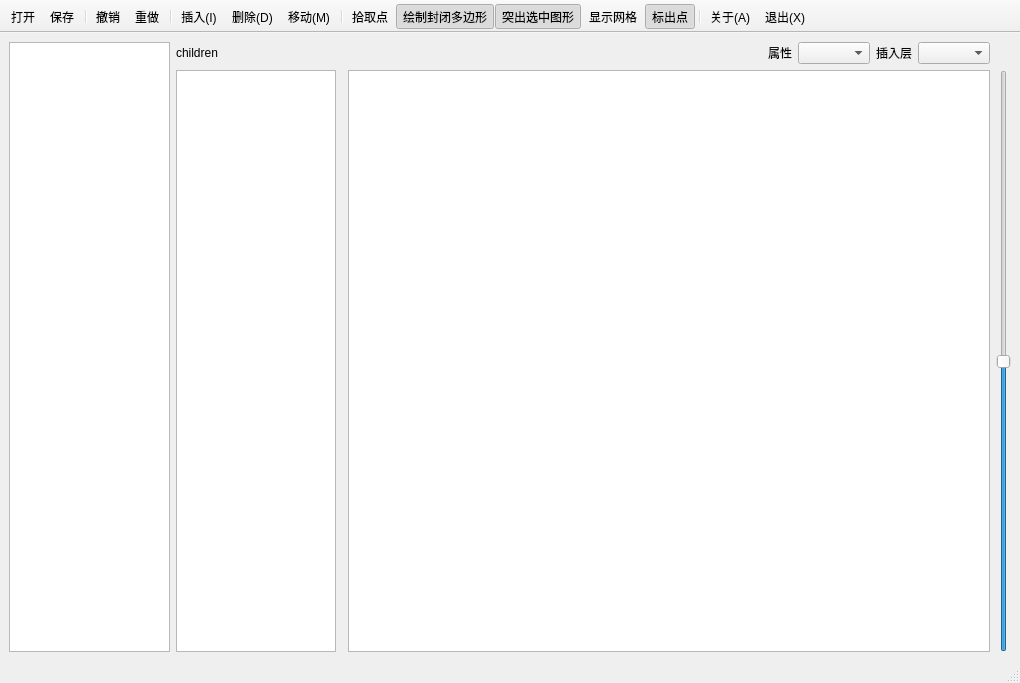
First picture: the form in Form.ui, repository bssthu/L5MapEditor, before the edit.
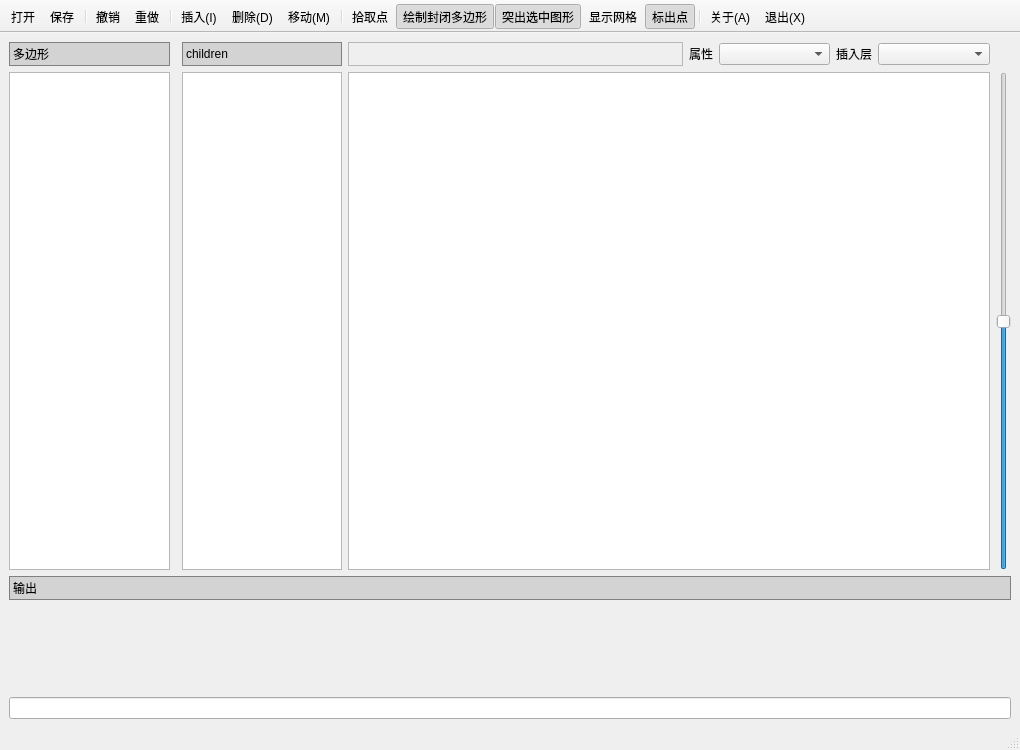
Second picture: the form after the edit. Icons and pictures are not drawn. Custom widgets are drawn as their Qt base class.

Commit message: update UI, add output & command widget

Patch:
```diff
--- a/Form.ui
+++ b/Form.ui
@@ -7,7 +7,7 @@
     <x>0</x>
     <y>0</y>
     <width>1020</width>
-    <height>683</height>
+    <height>750</height>
    </rect>
   </property>
   <property name="font">
@@ -43,97 +43,195 @@
       </property>
      </widget>
     </item>
-    <item row="1" column="1" rowspan="8">
+    <item row="0" column="4">
+     <widget class="QLabel" name="zoom_icon_label">
+      <property name="maximumSize">
+       <size>
+        <width>22</width>
+        <height>22</height>
+       </size>
+      </property>
+      <property name="text">
+       <string/>
+      </property>
+      <property name="pixmap">
+       <pixmap resource="resource.qrc">:/img/zoom.png</pixmap>
+      </property>
+      <property name="scaledContents">
+       <bool>true</bool>
+      </property>
+     </widget>
+    </item>
+    <item row="1" column="3" rowspan="8">
+     <widget class="QMapGraphicsView" name="graphics_view">
+      <property name="sizePolicy">
+       <sizepolicy hsizetype="Expanding" vsizetype="Expanding">
+        <horstretch>4</horstretch>
+        <verstretch>0</verstretch>
+       </sizepolicy>
+      </property>
+      <property name="acceptDrops">
+       <bool>false</bool>
+      </property>
+     </widget>
+    </item>
+    <item row="1" column="2" rowspan="8">
      <widget class="QTableWidget" name="second_table_widget">
       <property name="sizePolicy">
        <sizepolicy hsizetype="Expanding" vsizetype="Expanding">
         <horstretch>1</horstretch>
-        <verstretch>3</verstretch>
+        <verstretch>0</verstretch>
        </sizepolicy>
       </property>
      </widget>
     </item>
-    <item row="0" column="1" colspan="3">
+    <item row="0" column="3">
      <layout class="QHBoxLayout" name="horizontal_layout">
       <item>
-       <widget class="QLabel" name="list2_type_label">
+       <widget class="QFrame" name="frame">
         <property name="sizePolicy">
-         <sizepolicy hsizetype="Preferred" vsizetype="Minimum">
-          <horstretch>1</horstretch>
+         <sizepolicy hsizetype="Preferred" vsizetype="Preferred">
+          <horstretch>3</horstretch>
           <verstretch>0</verstretch>
          </sizepolicy>
         </property>
         <property name="frameShape">
-         <enum>QFrame::NoFrame</enum>
+         <enum>QFrame::StyledPanel</enum>
         </property>
-        <property name="text">
-         <string>children</string>
+        <property name="frameShadow">
+         <enum>QFrame::Raised</enum>
         </property>
        </widget>
       </item>
       <item>
        <widget class="QLabel" name="insert_additional_label">
+        <property name="sizePolicy">
+         <sizepolicy hsizetype="Fixed" vsizetype="Preferred">
+          <horstretch>0</horstretch>
+          <verstretch>0</verstretch>
+         </sizepolicy>
+        </property>
         <property name="text">
          <string>属性</string>
         </property>
        </widget>
       </item>
       <item>
-       <widget class="QComboBox" name="insert_additional_combo_box"/>
+       <widget class="QComboBox" name="insert_additional_combo_box">
+        <property name="sizePolicy">
+         <sizepolicy hsizetype="Preferred" vsizetype="Fixed">
+          <horstretch>1</horstretch>
+          <verstretch>0</verstretch>
+         </sizepolicy>
+        </property>
+       </widget>
       </item>
       <item>
        <widget class="QLabel" name="insert_layer_label">
+        <property name="sizePolicy">
+         <sizepolicy hsizetype="Fixed" vsizetype="Preferred">
+          <horstretch>0</horstretch>
+          <verstretch>0</verstretch>
+         </sizepolicy>
+        </property>
         <property name="text">
          <string>插入层</string>
         </property>
        </widget>
       </item>
       <item>
-       <widget class="QComboBox" name="insert_layer_combo_box"/>
+       <widget class="QComboBox" name="insert_layer_combo_box">
+        <property name="sizePolicy">
+         <sizepolicy hsizetype="Preferred" vsizetype="Fixed">
+          <horstretch>1</horstretch>
+          <verstretch>0</verstretch>
+         </sizepolicy>
+        </property>
+       </widget>
       </item>
      </layout>
     </item>
-    <item row="1" column="3" rowspan="8">
-     <widget class="QMapGraphicsView" name="graphics_view">
+    <item row="0" column="2">
+     <widget class="QLabel" name="list2_type_label">
       <property name="sizePolicy">
-       <sizepolicy hsizetype="Expanding" vsizetype="Expanding">
-        <horstretch>4</horstretch>
-        <verstretch>3</verstretch>
+       <sizepolicy hsizetype="Preferred" vsizetype="Minimum">
+        <horstretch>0</horstretch>
+        <verstretch>0</verstretch>
        </sizepolicy>
       </property>
       <property name="font">
        <font>
         <family>Microsoft YaHei UI</family>
+        <weight>50</weight>
+        <bold>false</bold>
        </font>
       </property>
+      <property name="styleSheet">
+       <string notr="true">background-color: lightgray;
+border: 1px solid gray;
+padding: 2px 0px 2px 0px;</string>
+      </property>
+      <property name="frameShape">
+       <enum>QFrame::NoFrame</enum>
+      </property>
+      <property name="text">
+       <string>children</string>
+      </property>
      </widget>
     </item>
-    <item row="0" column="0" rowspan="9">
+    <item row="10" column="0" colspan="5">
+     <widget class="QTextBrowser" name="output_browser">
+      <property name="enabled">
+       <bool>true</bool>
+      </property>
+      <property name="sizePolicy">
+       <sizepolicy hsizetype="Expanding" vsizetype="Expanding">
+        <horstretch>0</horstretch>
+        <verstretch>3</verstretch>
+       </sizepolicy>
+      </property>
+      <property name="styleSheet">
+       <string notr="true">background-color: transparent;</string>
+      </property>
+     </widget>
+    </item>
+    <item row="11" column="0" colspan="5">
+     <widget class="QLineEdit" name="command_edit"/>
+    </item>
+    <item row="9" column="0" colspan="5">
+     <widget class="QLabel" name="label_output">
+      <property name="enabled">
+       <bool>true</bool>
+      </property>
+      <property name="styleSheet">
+       <string notr="true">background-color: lightgray;
+border: 1px solid gray;
+padding: 2px 0px 2px 0px;</string>
+      </property>
+      <property name="text">
+       <string>输出</string>
+      </property>
+     </widget>
+    </item>
+    <item row="1" column="0" rowspan="8">
      <widget class="QTableWidget" name="polygon_table_widget">
       <property name="sizePolicy">
        <sizepolicy hsizetype="Expanding" vsizetype="Expanding">
         <horstretch>1</horstretch>
-        <verstretch>0</verstretch>
+        <verstretch>2</verstretch>
        </sizepolicy>
       </property>
      </widget>
     </item>
-    <item row="0" column="4">
-     <widget class="QLabel" name="zoom_icon_label">
-      <property name="maximumSize">
-       <size>
-        <width>22</width>
-        <height>22</height>
-       </size>
+    <item row="0" column="0">
+     <widget class="QLabel" name="label_polygon">
+      <property name="styleSheet">
+       <string notr="true">background-color: lightgray;
+border: 1px solid gray;
+padding: 2px 0px 2px 0px;</string>
       </property>
       <property name="text">
-       <string/>
-      </property>
-      <property name="pixmap">
-       <pixmap resource="resource.qrc">:/img/zoom.png</pixmap>
-      </property>
-      <property name="scaledContents">
-       <bool>true</bool>
+       <string>多边形</string>
       </property>
      </widget>
     </item>
```
